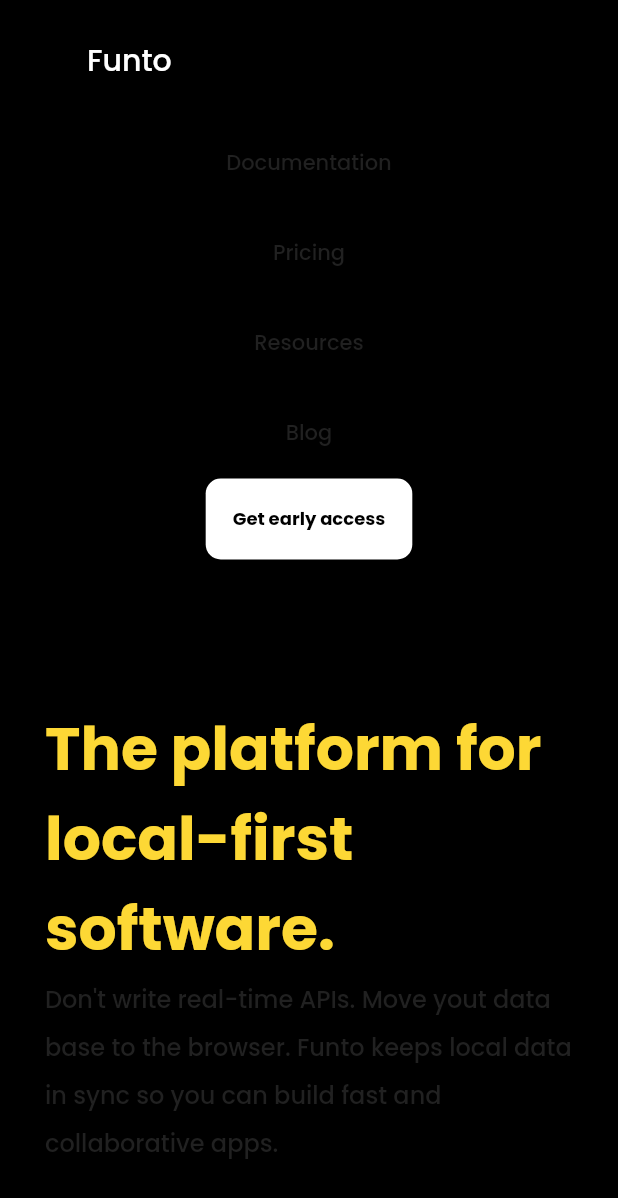
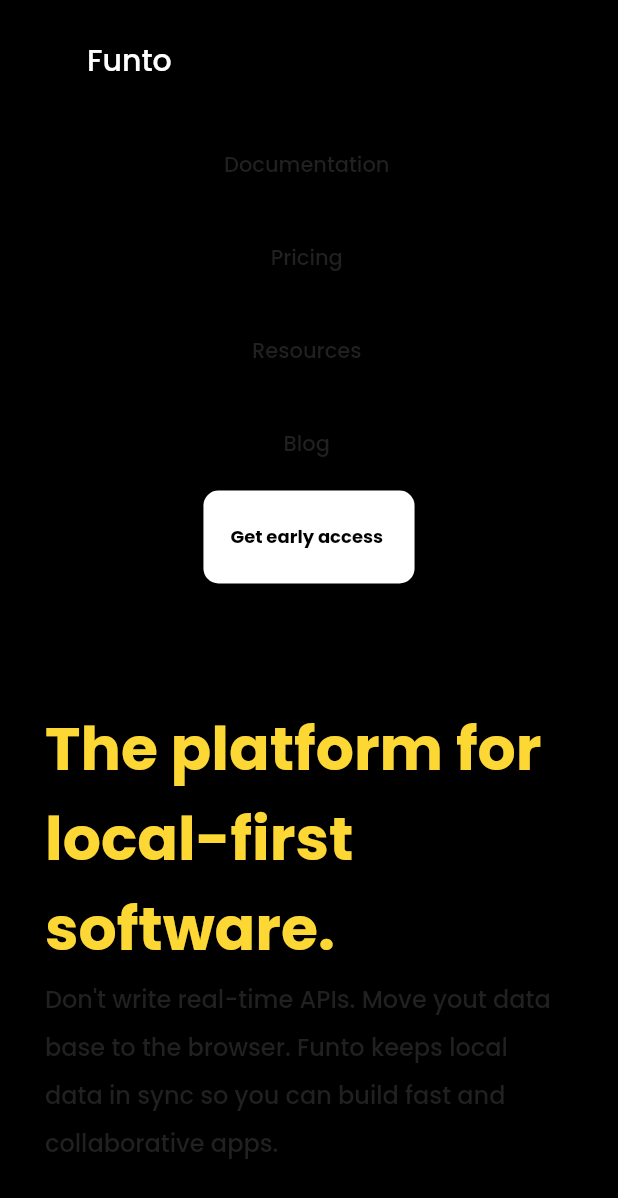
Before and after one commit to pozadkey/funto, a Flutter app: the screen it shows after launch, after a tap on the "menu" icon, on a phone screen of 412 x 824 dp. Shown: the top 1198 px of the screen. Run offline on Flutter 3.47's test engine with Material 2 defaults, Android fonts, the phone set to English and light mode, and no system bars; our stand-ins replace font_awesome_flutter.

Commit message:
fixed renderbox issue in navbar and made all texts copiable

```diff
--- a/lib/views/home.dart
+++ b/lib/views/home.dart
@@ -16,10 +16,7 @@
   @override
   Widget build(BuildContext context) {
     return Scaffold(
-        body: Column(
-      children: [
-        Expanded(
-          child: SingleChildScrollView(
+      body: SingleChildScrollView(
         child: Column(
           children: [
             NavBar(),
@@ -27,8 +24,6 @@
           ],
         ),
       ),
-        ),
-      ],
-    ));
+    );
   }
 }
--- a/lib/views/widgets/home_details/home_details.dart
+++ b/lib/views/widgets/home_details/home_details.dart
@@ -22,10 +22,5 @@
         return HomeDesktop();
       }
     });
-    /* return ScreenTypeLayout(
-      desktop: HomeDesktop(),
-      mobile: HomeMobile(),
-      tablet: HomeTablet(),
-    );*/
   }
 }
--- a/lib/views/widgets/navbar/navbar.dart
+++ b/lib/views/widgets/navbar/navbar.dart
@@ -31,17 +31,13 @@
           height: (width < 1000.0) ? collapsableHeight : 0.0,
           width: double.infinity,
           color: Colors.black,
-          child: Expanded(
-            child: SingleChildScrollView(
-              child: Column(children: [
-                NavBarItems(title: 'Documentation'),
-                NavBarItems(title: 'Pricing'),
-                NavBarItems(title: 'Resources'),
-                NavBarItems(title: 'Blog'),
-                NavBarCTAButton()
-              ]),
-            ),
-          ),
+          child: Column(children: [
+            Expanded(child: NavBarItems(title: 'Documentation')),
+            Expanded(child: NavBarItems(title: 'Pricing')),
+            Expanded(child: NavBarItems(title: 'Resources')),
+            Expanded(child: NavBarItems(title: 'Blog')),
+            Expanded(child: NavBarCTAButton())
+          ]),
         ),
         Container(
           color: Colors.black,
--- a/lib/views/widgets/navbar/navbar_cta_button.dart
+++ b/lib/views/widgets/navbar/navbar_cta_button.dart
@@ -20,7 +20,7 @@
     return TextButton(
       child: Padding(
         padding: EdgeInsets.fromLTRB(10, 10, 10, 10),
-        child: Text(
+        child: SelectableText(
           'Get early access',
           style: _navbuttonfonts,
         ),
--- a/lib/views/widgets/navbar/navbar_items.dart
+++ b/lib/views/widgets/navbar/navbar_items.dart
@@ -28,7 +28,7 @@
             height: 60.0,
             alignment: Alignment.center,
             margin: EdgeInsets.symmetric(horizontal: 24.0),
-            child: Text(
+            child: SelectableText(
               widget.title,
               style: _navfonts,
             ),
--- a/lib/views/widgets/navbar/navbar_logo.dart
+++ b/lib/views/widgets/navbar/navbar_logo.dart
@@ -17,7 +17,7 @@
       children: [
         Icon(Icons.connect_without_contact_rounded),
         SizedBox(width: 10),
-        Text(
+        SelectableText(
           'Funto',
           style: _headerfonts,
         ),
--- a/lib/views/widgets/sub_widgets/left_details/bottom_text.dart
+++ b/lib/views/widgets/sub_widgets/left_details/bottom_text.dart
@@ -10,7 +10,7 @@
     final _textfonts = TextStyle(
         fontStyle: FontStyle.normal, fontSize: 14, fontWeight: FontWeight.w500);
 
-    return Text(
+    return SelectableText(
       'Integrations',
       style: _textfonts,
     );
--- a/lib/views/widgets/sub_widgets/left_details/call_to_action.dart
+++ b/lib/views/widgets/sub_widgets/left_details/call_to_action.dart
@@ -16,7 +16,7 @@
     return TextButton(
       child: Padding(
         padding: const EdgeInsets.all(16.0),
-        child: Text(
+        child: SelectableText(
           'Get early access',
           style: _buttonfonts,
         ),
--- a/lib/views/widgets/sub_widgets/left_details/header.dart
+++ b/lib/views/widgets/sub_widgets/left_details/header.dart
@@ -28,16 +28,16 @@
     double width = MediaQuery.of(context).size.width;
     return LayoutBuilder(builder: (context, constraints) {
       if (width > 671 && width < 1000) {
-        return Text('The platform for local-first software.',
+        return SelectableText('The platform for local-first software.',
             style: _contentfonts);
       } else if (width < 671) {
-        return Text('The platform for local-first software.',
+        return SelectableText('The platform for local-first software.',
             style: _contentfontsMobile);
       } else if (width < 290) {
-        return Text('The platform for local-first software.',
+        return SelectableText('The platform for local-first software.',
             style: _contentfontsMobile2);
       } else {
-        return Text('The platform for local-first software.',
+        return SelectableText('The platform for local-first software.',
             style: _contentfonts);
       }
     });
--- a/lib/views/widgets/sub_widgets/left_details/sub_header.dart
+++ b/lib/views/widgets/sub_widgets/left_details/sub_header.dart
@@ -22,17 +22,17 @@
     double width = MediaQuery.of(context).size.width;
     return LayoutBuilder(builder: (context, constraints) {
       if (width > 671 && width < 1000) {
-        return Text(
+        return SelectableText(
           'Don\'t write real-time APIs. Move yout data base to the browser. Funto keeps local data in sync so you can build fast and collaborative apps.',
           style: _content_sub_fonts,
         );
       } else if (width < 671) {
-        return Text(
+        return SelectableText(
           'Don\'t write real-time APIs. Move yout data base to the browser. Funto keeps local data in sync so you can build fast and collaborative apps.',
           style: _content_sub_fonts_Mobile,
         );
       } else {
-        return Text('The platform for local-first software.',
+        return SelectableText('The platform for local-first software.',
             style: _content_sub_fonts);
       }
     });
```
Also changed, not shown: lib/views/widgets/home_details/home_desktop.dart (+3 -5 lines), lib/views/widgets/home_details/home_tablet.dart (added, +99 -0 lines). Lines whose indentation alone changed are shown as unchanged.
